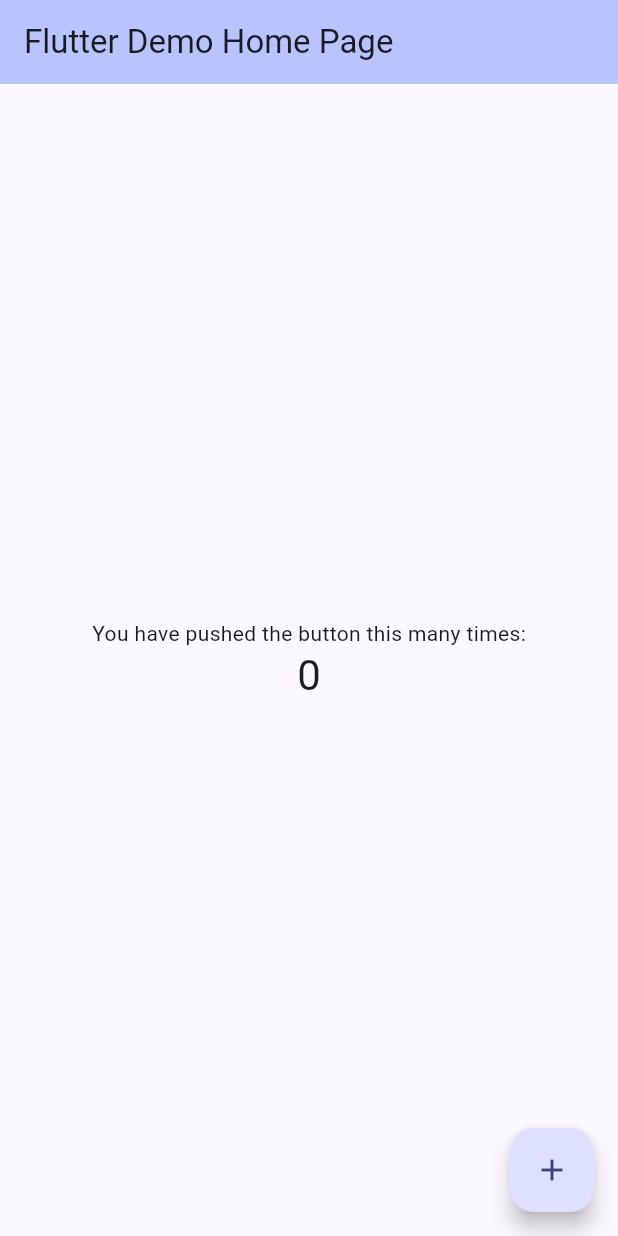
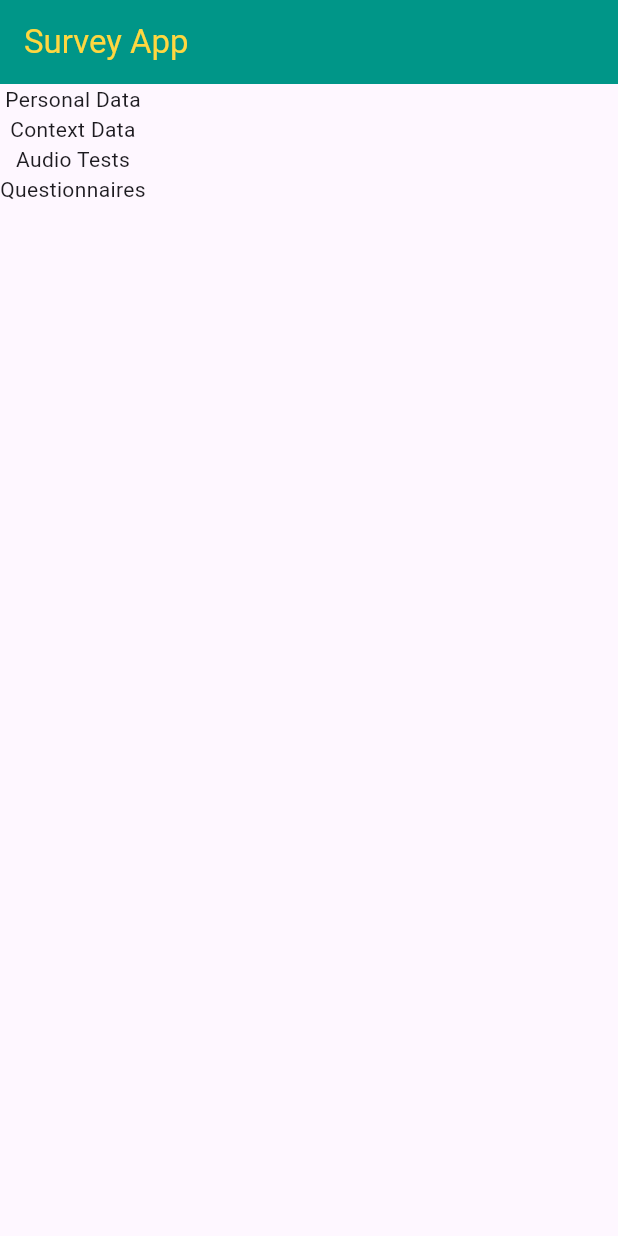
Before and after one commit to ArmerSchluca/prefhearable-frontend, a Flutter app: the screen it shows after launch, on a phone screen of 412 x 824 dp. Run offline on Flutter 3.47's test engine with Material 3 defaults, Android fonts, the light colour scheme and no system bars.

Commit message:
HomePage Grundstruktur

```diff
--- a/lib/main.dart
+++ b/lib/main.dart
@@ -1,4 +1,5 @@
 import 'package:flutter/material.dart';
+import 'package:frontend/view/home.dart';
 
 void main() {
   runApp(const MyApp());
@@ -7,116 +8,8 @@ void main() {
 class MyApp extends StatelessWidget {
   const MyApp({super.key});
 
-  // This widget is the root of your application.
   @override
   Widget build(BuildContext context) {
-    return MaterialApp(
-      title: 'Flutter Demo',
-      theme: ThemeData(
-        // This is the theme of your application.
-        //
-        // TRY THIS: Try running your application with "flutter run". You'll see
-        // the application has a purple toolbar. Then, without quitting the app,
-        // try changing the seedColor in the colorScheme below to Colors.green
-        // and then invoke "hot reload" (save your changes or press the "hot
-        // reload" button in a Flutter-supported IDE, or press "r" if you used
-        // the command line to start the app).
-        //
-        // Notice that the counter didn't reset back to zero; the application
-        // state is not lost during the reload. To reset the state, use hot
-        // restart instead.
-        //
-        // This works for code too, not just values: Most code changes can be
-        // tested with just a hot reload.
-        colorScheme: .fromSeed(seedColor: const Color.fromARGB(255, 46, 87, 221)),
-      ),
-      home: const MyHomePage(title: 'Flutter Demo Home Page'),
-    );
+    return MaterialApp(home: const HomePage());
   }
 }
-
-class MyHomePage extends StatefulWidget {
-  const MyHomePage({super.key, required this.title});
-
-  // This widget is the home page of your application. It is stateful, meaning
-  // that it has a State object (defined below) that contains fields that affect
-  // how it looks.
-
-  // This class is the configuration for the state. It holds the values (in this
-  // case the title) provided by the parent (in this case the App widget) and
-  // used by the build method of the State. Fields in a Widget subclass are
-  // always marked "final".
-
-  final String title;
-
-  @override
-  State<MyHomePage> createState() => _MyHomePageState();
-}
-
-class _MyHomePageState extends State<MyHomePage> {
-  int _counter = 0;
-
-  void _incrementCounter() {
-    setState(() {
-      // This call to setState tells the Flutter framework that something has
-      // changed in this State, which causes it to rerun the build method below
-      // so that the display can reflect the updated values. If we changed
-      // _counter without calling setState(), then the build method would not be
-      // called again, and so nothing would appear to happen.
-      _counter++;
-    });
-  }
-
-  @override
-  Widget build(BuildContext context) {
-    // This method is rerun every time setState is called, for instance as done
-    // by the _incrementCounter method above.
-    //
-    // The Flutter framework has been optimized to make rerunning build methods
-    // fast, so that you can just rebuild anything that needs updating rather
-    // than having to individually change instances of widgets.
-    return Scaffold(
-      appBar: AppBar(
-        // TRY THIS: Try changing the color here to a specific color (to
-        // Colors.amber, perhaps?) and trigger a hot reload to see the AppBar
-        // change color while the other colors stay the same.
-        backgroundColor: Theme.of(context).colorScheme.inversePrimary,
-        // Here we take the value from the MyHomePage object that was created by
-        // the App.build method, and use it to set our appbar title.
-        title: Text(widget.title),
-      ),
-      body: Center(
-        // Center is a layout widget. It takes a single child and positions it
-        // in the middle of the parent.
-        child: Column(
-          // Column is also a layout widget. It takes a list of children and
-          // arranges them vertically. By default, it sizes itself to fit its
-          // children horizontally, and tries to be as tall as its parent.
-          //
-          // Column has various properties to control how it sizes itself and
-          // how it positions its children. Here we use mainAxisAlignment to
-          // center the children vertically; the main axis here is the vertical
-          // axis because Columns are vertical (the cross axis would be
-          // horizontal).
-          //
-          // TRY THIS: Invoke "debug painting" (choose the "Toggle Debug Paint"
-          // action in the IDE, or press "p" in the console), to see the
-          // wireframe for each widget.
-          mainAxisAlignment: .center,
-          children: [
-            const Text('You have pushed the button this many times:'),
-            Text(
-              '$_counter',
-              style: Theme.of(context).textTheme.headlineMedium,
-            ),
-          ],
-        ),
-      ),
-      floatingActionButton: FloatingActionButton(
-        onPressed: _incrementCounter,
-        tooltip: 'Increment',
-        child: const Icon(Icons.add),
-      ),
-    );
-  }
-}
--- /dev/null
+++ b/lib/view/home.dart
@@ -0,0 +1,25 @@
+import 'package:flutter/material.dart';
+
+class HomePage extends StatelessWidget {
+  // Konstruktor
+  const HomePage({super.key});
+
+  // Jedes Widget(=HomePage-Class) hat eine build-Methode, die den View-Tree baut
+  @override
+  Widget build(BuildContext context) {
+    return Scaffold(
+      appBar: AppBar(
+        title: Text("Survey App", style: TextStyle(color: Colors.amberAccent)),
+        backgroundColor: Colors.teal,
+      ),
+      body: Column(
+        children: [
+          Text("Personal Data"),
+          Text("Context Data"),
+          Text("Audio Tests"),
+          Text("Questionnaires"),
+        ],
+      ),
+    );
+  }
+}
```
